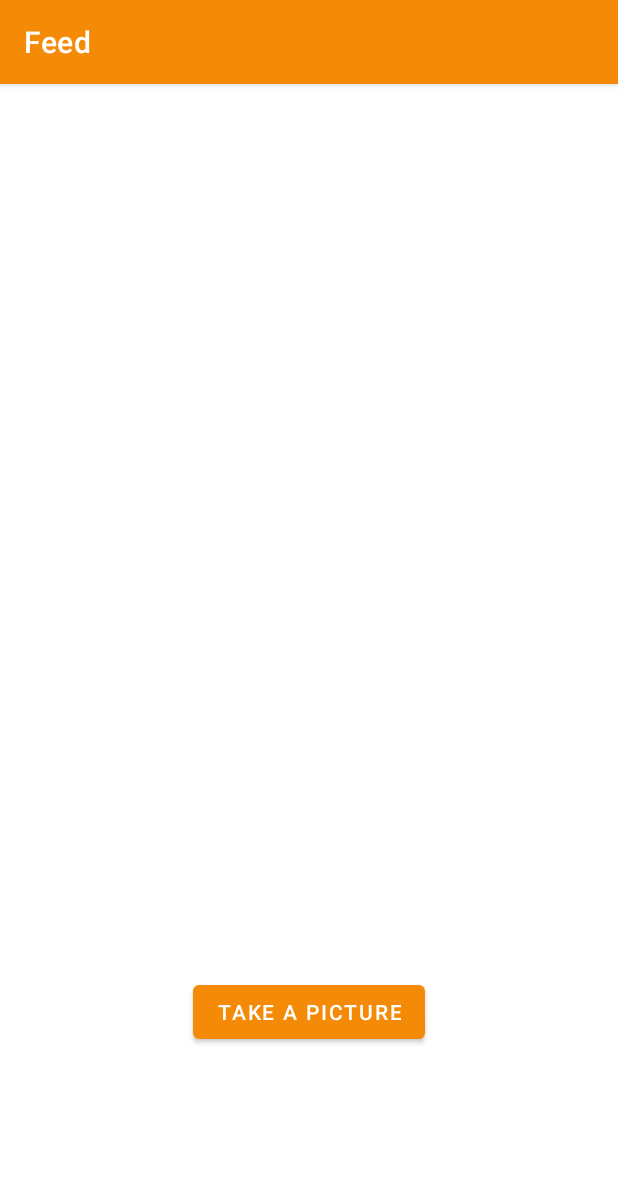
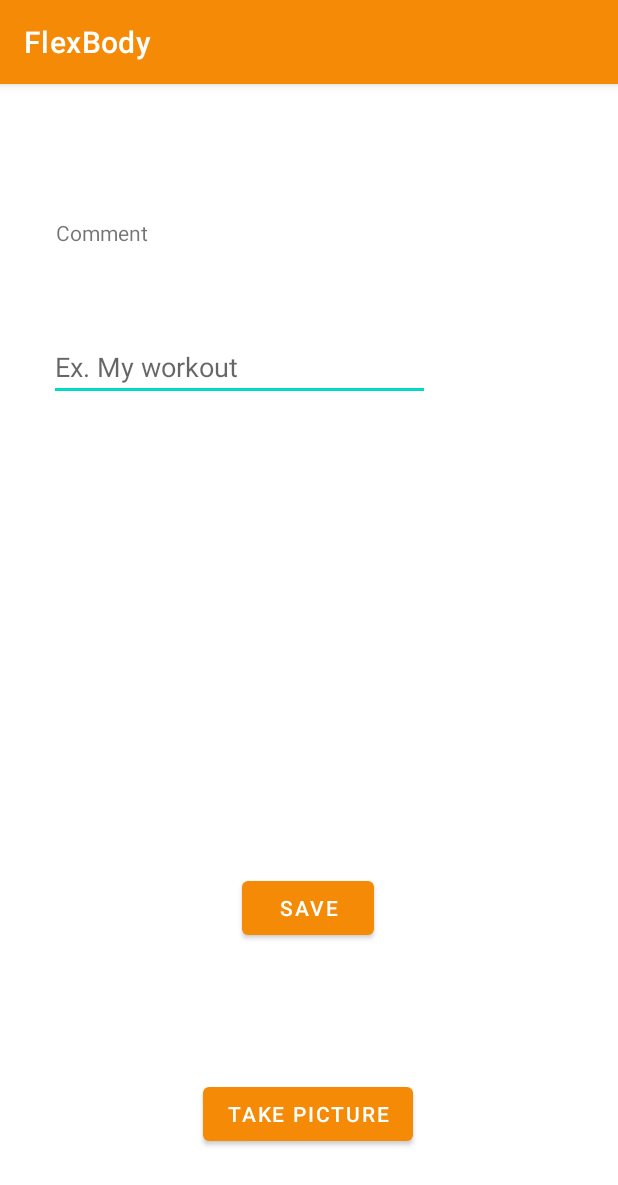
Before and after one commit to AND102-FlexBody/FlexBody, an Android app: the fragment FeedFragment shown on its own in the app's theme, after a tap on "TAKE A PICTURE", on a phone screen of 412 x 824 dp. Shown: the top 1185 px of the screen. Run offline under Robolectric (Android 15) with nearby library versions, the phone set to English and light mode, and no system bars; libraries missing offline, so code that uses them is left out: com.parse; pictures from the network do not load; 4 statements that could not run were skipped.

Commit message:
Finish styling feed

```diff
--- a/flexbodyapp/app/src/main/java/com/codepath/flexbody/FeedAdapter.kt
+++ b/flexbodyapp/app/src/main/java/com/codepath/flexbody/FeedAdapter.kt
@@ -8,6 +8,7 @@ import android.widget.ImageView
 import android.widget.TextView
 import androidx.recyclerview.widget.RecyclerView
 import com.bumptech.glide.Glide
+import java.text.SimpleDateFormat
 
 class FeedAdapter(val context: Context, val posts: List<Post>) :
     RecyclerView.Adapter<FeedAdapter.ViewHolder>() {
@@ -38,7 +39,10 @@ class FeedAdapter(val context: Context, val posts: List<Post>) :
 
         fun bind(post: Post) {
             tvDescription.text = post.getDescription()
-            tvUserName.text = post.getUser()?.username
+            val format = SimpleDateFormat("MMMM d, yyyy")
+            val dateString =
+                format.format(post.createdAt) // Returns a string in the format 'yyyy-MM-dd'
+            tvUserName.text = "By ${post.getUser()?.username} on ${dateString}"
 
             Glide.with(itemView.context).load(post.getImage()?.url).into(ivImage)
 
--- /dev/null
+++ b/flexbodyapp/app/src/main/java/com/codepath/flexbody/PhotoActivity.kt
@@ -0,0 +1,115 @@
+package com.codepath.flexbody
+
+import android.app.Activity
+import android.content.Intent
+import android.graphics.BitmapFactory
+import android.net.Uri
+import android.os.Bundle
+import android.os.Environment
+import android.provider.MediaStore
+import android.util.Log
+import android.widget.Button
+import android.widget.EditText
+import android.widget.ImageView
+import android.widget.Toast
+import androidx.appcompat.app.AppCompatActivity
+import androidx.core.content.FileProvider
+import com.codepath.flexbody.fragments.FeedFragment
+import com.parse.ParseFile
+import com.parse.ParseUser
+import java.io.File
+
+class PhotoActivity : AppCompatActivity() {
+    val photoFileName = "photo.jpg"
+    var photoFile: File? = null
+    val APP_TAG = "MyCustomApp"
+    val CAPTURE_IMAGE_ACTIVITY_REQUEST_CODE = 1034
+    lateinit var ivPreview: ImageView
+
+    override fun onCreate(savedInstanceState: Bundle?) {
+        super.onCreate(savedInstanceState)
+        setContentView(R.layout.activity_photo)
+
+        ivPreview = findViewById<ImageView>(R.id.photo_to_upload)
+        findViewById<Button>(R.id.save_button).setOnClickListener {
+            val description = findViewById<EditText>(R.id.photo_comment_et).text.toString()
+            val user = ParseUser.getCurrentUser()
+            if (photoFile != null) {
+                submitPost(description, user, photoFile!!)
+            } else {
+                Toast.makeText(this, "A photo is required.", Toast.LENGTH_SHORT).show()
+
+            }
+        }
+
+        findViewById<Button>(R.id.take_picture_button).setOnClickListener {
+            onLaunchCamera()
+        }
+
+    }
+
+    fun onLaunchCamera() {
+        val intent = Intent(MediaStore.ACTION_IMAGE_CAPTURE)
+        photoFile = getPhotoFileUri(photoFileName)
+
+        if (photoFile != null) {
+            val fileProvider: Uri =
+                FileProvider.getUriForFile(
+                    this,
+                    "com.codepath.fileprovider",
+                    photoFile!!
+                )
+            intent.putExtra(MediaStore.EXTRA_OUTPUT, fileProvider)
+
+            if (intent.resolveActivity(this.packageManager) != null) {
+                startActivityForResult(intent, CAPTURE_IMAGE_ACTIVITY_REQUEST_CODE)
+            }
+        }
+    }
+
+    private fun getPhotoFileUri(fileName: String): File {
+        val mediaStorageDir =
+            File(this.getExternalFilesDir(Environment.DIRECTORY_PICTURES), APP_TAG)
+
+        if (!mediaStorageDir.exists() && !mediaStorageDir.mkdirs()) {
+            Log.d(APP_TAG, "failed to create directory")
+        }
+        return File(mediaStorageDir.path + File.separator + fileName)
+    }
+
+    @Deprecated("Deprecated in Java")
+    override fun onActivityResult(requestCode: Int, resultCode: Int, data: Intent?) {
+        super.onActivityResult(requestCode, resultCode, data)
+        if (resultCode == RESULT_OK) {
+            val takenImage = BitmapFactory.decodeFile(photoFile!!.absolutePath)
+            Log.i(FeedFragment.TAG, takenImage.toString())
+            ivPreview.setImageBitmap(takenImage)
+        } else {
+            Toast.makeText(this, "Error taking picture.", Toast.LENGTH_SHORT).show()
+        }
+
+    }
+
+
+    private fun submitPost(description: String, user: ParseUser, file: File) {
+        val post = Post()
+        post.setDescription(description)
+        post.setUser(user)
+        post.setImage(ParseFile(file))
+        post.saveInBackground { e ->
+            if (e != null) {
+                Log.e(FeedFragment.TAG, "Error while submitting post.")
+                e.printStackTrace()
+                Toast.makeText(this, "Error while submitting post.", Toast.LENGTH_SHORT).show()
+
+            } else {
+                findViewById<EditText>(R.id.photo_comment_et).text.clear()
+                findViewById<ImageView>(R.id.photo_to_upload).setImageResource(0)
+                val resultIntent = Intent()
+                resultIntent.putExtra("key", "value")
+                setResult(Activity.RESULT_OK, resultIntent)
+                finish()
+            }
+        }
+    }
+}
--- a/flexbodyapp/app/src/main/java/com/codepath/flexbody/fragments/FeedFragment.kt
+++ b/flexbodyapp/app/src/main/java/com/codepath/flexbody/fragments/FeedFragment.kt
@@ -1,40 +1,27 @@
 package com.codepath.flexbody.fragments
 
+import android.app.Activity
 import android.content.Intent
-import android.graphics.BitmapFactory
-import android.net.Uri
 import android.os.Bundle
-import android.os.Environment
-import android.provider.MediaStore
 import android.util.Log
 import android.view.LayoutInflater
 import android.view.View
 import android.view.ViewGroup
 import android.widget.Button
-import android.widget.ImageView
-import android.widget.Toast
-import androidx.activity.result.ActivityResultLauncher
-import androidx.appcompat.app.AppCompatActivity
-import androidx.core.content.FileProvider
 import androidx.fragment.app.Fragment
 import androidx.recyclerview.widget.LinearLayoutManager
 import androidx.recyclerview.widget.RecyclerView
 import com.codepath.flexbody.FeedAdapter
+import com.codepath.flexbody.PhotoActivity
 import com.codepath.flexbody.Post
 import com.codepath.flexbody.R
-import com.parse.ParseFile
 import com.parse.ParseQuery
-import com.parse.ParseUser
-import java.io.File
 
 open class FeedFragment : Fragment() {
     lateinit var adapter: FeedAdapter
     var allPosts: MutableList<Post> = mutableListOf()
     lateinit var rv: RecyclerView
-    val photoFileName = "photo.jpg"
-    var photoFile: File? = null
-    val APP_TAG = "MyCustomApp"
-    val CAPTURE_IMAGE_ACTIVITY_REQUEST_CODE = 1034
+
 
     override fun onCreateView(
         inflater: LayoutInflater, container: ViewGroup?, savedInstanceState: Bundle?
@@ -44,58 +31,46 @@ open class FeedFragment : Fragment() {
         return view
     }
 
+    override fun onActivityResult(requestCode: Int, resultCode: Int, data: Intent?) {
+        super.onActivityResult(requestCode, resultCode, data)
+        val REQUEST_CODE = 200
+        if (requestCode == REQUEST_CODE && resultCode == Activity.RESULT_OK) {
+            queryPosts()
+        }
+    }
+
     override fun onViewCreated(view: View, savedInstanceState: Bundle?) {
         super.onViewCreated(view, savedInstanceState)
-        // this is where we set up the views
         adapter = FeedAdapter(requireContext(), allPosts)
         rv = view.findViewById(R.id.postRV)
-        rv.adapter = adapter
-        var cameraResultLauncher: ActivityResultLauncher<Intent>? = null
-
         rv.layoutManager =
             LinearLayoutManager(requireContext())
+        queryPosts()
+
         view.findViewById<Button>(R.id.photoButton).setOnClickListener {
-            onLaunchCamera()
+            val intent = Intent(requireContext(), PhotoActivity::class.java)
+            requireContext().startActivity(intent)
+        }
+        rv.adapter = adapter
+    }
 
-            val user = ParseUser.getCurrentUser()
-            if (photoFile != null) {
-                submitPost("test", user, photoFile!!)
-            } else {
-                // TODO: print error or toast
-            }
-        }
+    override fun onResume() {
+        super.onResume()
         queryPosts()
     }
 
-    override fun onActivityResult(requestCode: Int, resultCode: Int, data: Intent?) {
-        super.onActivityResult(requestCode, resultCode, data)
-        if (resultCode == AppCompatActivity.RESULT_OK) {
-            // by this point we have the camera photo on disk
-            val takenImage = BitmapFactory.decodeFile(photoFile!!.absolutePath)
-            // RESIZE BITMAP, see section below
-            // Load the taken image into a preview
-            Log.i(TAG, takenImage.toString())
-        } else { // Result was a failure
-            Toast.makeText(requireContext(), "Error taking picture", Toast.LENGTH_SHORT).show()
-        }
-
-    }
-
     companion object {
-        const val TAG = "Feedfragment"
+        const val TAG = "FeedFragment/"
     }
 
     fun newInstance(): FeedFragment {
         return FeedFragment()
     }
 
-    // query for all posts in server
     open fun queryPosts() {
         val query: ParseQuery<Post> = ParseQuery.getQuery(Post::class.java)
-        // give us the user associated with post
         query.include(Post.KEY_USER)
         query.addDescendingOrder("createdAt")
-        // find all posts in parse
         query.findInBackground { posts, e ->
             if (e != null) {
                 Log.i(TAG, "ERROR fetching posts")
@@ -103,7 +78,8 @@ open class FeedFragment : Fragment() {
                 if (posts != null) {
                     for (post in posts) {
                         Log.i(
-                            TAG, "POST: ${post.getDescription()}, USER: ${post.getUser()?.username}"
+                            TAG, "POST: ${post.getDescription()}, " +
+                                    "USER: ${post.getUser()?.username}"
                         )
                     }
                 }
@@ -114,69 +90,4 @@ open class FeedFragment : Fragment() {
         }
     }
 
-    fun onLaunchCamera() {
-        // create Intent to take a picture and return control to the calling application
-        val intent = Intent(MediaStore.ACTION_IMAGE_CAPTURE)
-        // Create a File reference for future access
-        photoFile = getPhotoFileUri(photoFileName)
-
-        // wrap File object into a content provider
-        // required for API >= 24
-        // See https://guides.codepath.com/android/Sharing-Content-with-Intents#sharing-files-with-api-24-or-higher
-        if (photoFile != null) {
-            val fileProvider: Uri =
-                FileProvider.getUriForFile(
-                    requireContext(),
-                    "com.codepath.fileprovider",
-                    photoFile!!
-                )
-            intent.putExtra(MediaStore.EXTRA_OUTPUT, fileProvider)
-
-            // If you call startActivityForResult() using an intent that no app can handle, your app will crash.
-            // So as long as the result is not null, it's safe to use the intent.
-
-            // If you call startActivityForResult() using an intent that no app can handle, your app will crash.
-            // So as long as the result is not null, it's safe to use the intent.
-            if (intent.resolveActivity(requireContext().packageManager) != null) {
-                // Start the image capture intent to take photo
-                startActivityForResult(intent, CAPTURE_IMAGE_ACTIVITY_REQUEST_CODE)
-            }
-        }
-    }
-
-    // Returns the File for a photo stored on disk given the fileName
-    fun getPhotoFileUri(fileName: String): File {
-        // Get safe storage directory for photos
-        // Use `getExternalFilesDir` on Context to access package-specific directories.
-        // This way, we don't need to request external read/write runtime permissions.
-        val mediaStorageDir =
-            File(requireContext().getExternalFilesDir(Environment.DIRECTORY_PICTURES), APP_TAG)
-
-        // Create the storage directory if it does not exist
-        if (!mediaStorageDir.exists() && !mediaStorageDir.mkdirs()) {
-            Log.d(APP_TAG, "failed to create directory")
-        }
-
-        // Return the file target for the photo based on filename
-        return File(mediaStorageDir.path + File.separator + fileName)
-    }
-
-    private fun submitPost(description: String, user: ParseUser, file: File) {
-        // Create Post object
-        val post = Post()
-        post.setDescription(description)
-        post.setUser(user)
-        post.setImage(ParseFile(file))
-        post.saveInBackground { e ->
-            if (e != null) {
-                Log.e(TAG, "error while saving post")
-                e.printStackTrace()
-                // TODO: show toast
-            } else {
-                Log.i(TAG, "Successfully saved post")
-                // TODO: reset editextfield to empty
-                // TODO: reset the image view to empty
-            }
-        }
-    }
 }
--- a/flexbodyapp/app/src/main/java/com/codepath/flexbody/fragments/HomeFragment.kt
+++ b/flexbodyapp/app/src/main/java/com/codepath/flexbody/fragments/HomeFragment.kt
@@ -14,7 +14,8 @@ class HomeFragment : Fragment() {
         inflater: LayoutInflater, container: ViewGroup?,
         savedInstanceState: Bundle?
     ): View? {
-        // Inflate the layout for this fragment
+        activity?.title = "Home"
+
         return inflater.inflate(R.layout.fragment_home, container, false)
     }
 
--- a/flexbodyapp/app/src/main/java/com/codepath/flexbody/fragments/NutritionFragment.kt
+++ b/flexbodyapp/app/src/main/java/com/codepath/flexbody/fragments/NutritionFragment.kt
@@ -14,7 +14,8 @@ class NutritionFragment : Fragment() {
         inflater: LayoutInflater, container: ViewGroup?,
         savedInstanceState: Bundle?
     ): View? {
-        // Inflate the layout for this fragment
+        activity?.title = "Nutrition Search"
+
         return inflater.inflate(R.layout.fragment_nutrition, container, false)
     }
 
--- a/flexbodyapp/app/src/main/res/drawable/exercise_result.xml
+++ b/flexbodyapp/app/src/main/res/drawable/exercise_result.xml
@@ -10,7 +10,7 @@
     <gradient
         android:angle="45"
         android:centerColor="@color/peach_yellow"
-        android:endColor="@color/peach_yellow"
+        android:endColor="@color/lavender_blush"
         android:startColor="@color/melon"
         android:type="linear" />
 </shape>
--- /dev/null
+++ b/flexbodyapp/app/src/main/res/layout/activity_photo.xml
@@ -0,0 +1,74 @@
+<?xml version="1.0" encoding="utf-8"?>
+<androidx.constraintlayout.widget.ConstraintLayout xmlns:android="http://schemas.android.com/apk/res/android"
+    xmlns:app="http://schemas.android.com/apk/res-auto"
+    xmlns:tools="http://schemas.android.com/tools"
+    android:layout_width="match_parent"
+    android:layout_height="match_parent"
+    tools:context=".PhotoActivity">
+
+    <TextView
+        android:id="@+id/photo_comment_label"
+        android:layout_width="wrap_content"
+        android:layout_height="wrap_content"
+        android:layout_marginStart="24dp"
+        android:layout_marginTop="32dp"
+        android:layout_marginEnd="173dp"
+        android:text="@string/comment"
+        app:layout_constraintBottom_toTopOf="@+id/photo_comment_et"
+        app:layout_constraintEnd_toEndOf="parent"
+        app:layout_constraintHorizontal_bias="0.088"
+        app:layout_constraintStart_toStartOf="parent"
+        app:layout_constraintTop_toTopOf="parent" />
+
+    <EditText
+        android:id="@+id/photo_comment_et"
+        android:layout_width="254dp"
+        android:layout_height="45dp"
+        android:layout_marginStart="32dp"
+        android:layout_marginEnd="125dp"
+        android:autofillHints="no"
+        android:ems="10"
+        android:hint="@string/ex_my_workout"
+        android:inputType="textPersonName"
+        android:minWidth="200dp"
+        android:minHeight="200dp"
+        app:layout_constraintBottom_toTopOf="@+id/photo_to_upload"
+        app:layout_constraintEnd_toEndOf="parent"
+        app:layout_constraintStart_toStartOf="parent"
+        app:layout_constraintTop_toBottomOf="@+id/photo_comment_label" />
+
+    <ImageView
+        android:id="@+id/photo_to_upload"
+        android:layout_width="200dp"
+        android:layout_height="200dp"
+        app:layout_constraintBottom_toTopOf="@+id/save_button"
+        app:layout_constraintEnd_toEndOf="parent"
+        app:layout_constraintHorizontal_bias="0.506"
+        app:layout_constraintStart_toStartOf="parent"
+        app:layout_constraintTop_toBottomOf="@+id/photo_comment_et"
+        tools:srcCompat="@tools:sample/avatars" />
+
+    <Button
+        android:id="@+id/save_button"
+        android:layout_width="wrap_content"
+        android:layout_height="wrap_content"
+        android:text="@string/save"
+        app:layout_constraintBottom_toTopOf="@+id/take_picture_button"
+        app:layout_constraintEnd_toEndOf="parent"
+        app:layout_constraintHorizontal_bias="0.498"
+        app:layout_constraintStart_toStartOf="parent"
+        app:layout_constraintTop_toBottomOf="@+id/photo_to_upload" />
+
+    <Button
+        android:id="@+id/take_picture_button"
+        android:layout_width="wrap_content"
+        android:layout_height="wrap_content"
+        android:layout_marginTop="32dp"
+        android:text="@string/take_picture"
+        app:layout_constraintBottom_toBottomOf="parent"
+        app:layout_constraintEnd_toEndOf="parent"
+        app:layout_constraintHorizontal_bias="0.498"
+        app:layout_constraintStart_toStartOf="parent"
+        app:layout_constraintTop_toBottomOf="@+id/save_button" />
+
+</androidx.constraintlayout.widget.ConstraintLayout>
--- a/flexbodyapp/app/src/main/res/layout/fragment_feed.xml
+++ b/flexbodyapp/app/src/main/res/layout/fragment_feed.xml
@@ -4,8 +4,9 @@
     xmlns:tools="http://schemas.android.com/tools"
     android:layout_width="match_parent"
     android:layout_height="match_parent"
-    tools:context=".fragments.FeedFragment"
-    android:layout_alignParentBottom="true">
+    android:layout_alignParentBottom="true"
+    android:padding="10dp"
+    tools:context=".fragments.FeedFragment">
 
 
     <Button
@@ -23,6 +24,7 @@
         android:id="@+id/frameLayout"
         android:layout_width="0dp"
         android:layout_height="wrap_content"
+        android:layout_marginTop="10dp"
         app:layout_constraintBottom_toTopOf="@+id/photoButton"
         app:layout_constraintEnd_toEndOf="parent"
         app:layout_constraintStart_toStartOf="parent"
--- a/flexbodyapp/app/src/main/res/values/strings.xml
+++ b/flexbodyapp/app/src/main/res/values/strings.xml
@@ -21,5 +21,11 @@
     <string name="my_personal_nutrition_plan">My Personal Nutrition Plan</string>
     <string name="profile">Profile</string>
     <string name="take_a_picture">Take a Picture</string>
+    <string name="take_picture">Take Picture</string>
+    <string name="save">Save</string>
+    <string name="ex_my_workout">Ex. My workout</string>
+    <string name="comment">Comment</string>
+    <string name="by_flexbodyuser_on_june_14_2023">By FlexBodyUser on June 14, 2023</string>
+    <string name="this_is_a_great_post">This is a great post!</string>
 
 </resources>
```
Also changed, not shown: flexbodyapp/app/src/main/AndroidManifest.xml (+5 -6 lines), flexbodyapp/app/src/main/res/drawable/feed_result.xml (added, +20 -0 lines), flexbodyapp/app/src/main/res/layout/item_post.xml (+32 -14 lines).
